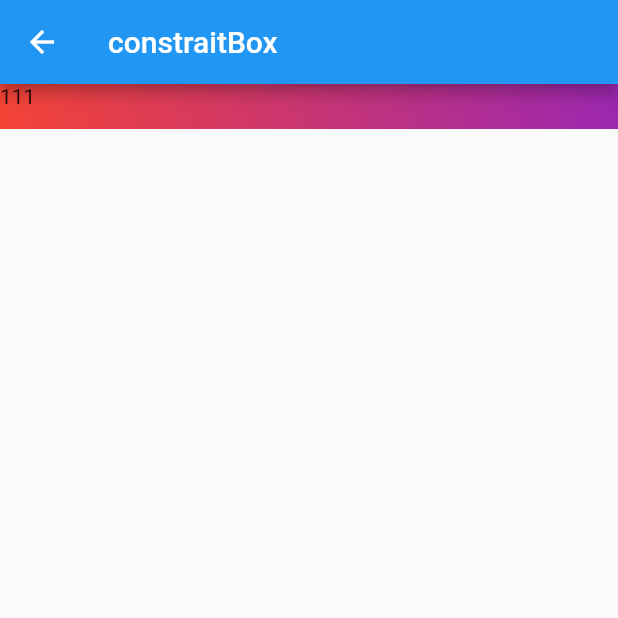
After one commit to wxFlymes/flutter_study, a Flutter app: the screen it shows after launch, item 3 of the bottom bar chosen, after a tap on "ConstraitBox/SizedBox", on a phone screen of 412 x 824 dp, the top half of it. The commit adds this screen. Run offline on Flutter 3.47's test engine with Material 2 defaults, Android fonts, the phone set to English and light mode, and no system bars.

Commit message:
增加容器组件

```diff
--- a/lib/WXHomePage.dart
+++ b/lib/WXHomePage.dart
@@ -17,14 +17,15 @@ class WXHomePage extends StatefulWidget{
 
 class _WXHomePageState extends State<WXHomePage>{
 
-    int _currentIndex = null;
-    WXHomePageItemFactory fac = null;
+    int _currentIndex = 0;
+    WXHomePageItemFactory fac = WXHomePageItemFactory(index: 0);
     Widget _body = null;
 
 
     void _selectAction(int index){
         setState(() {
             _currentIndex = index;
+            fac.index = index;
             _body = fac.getPageItem();
         });
     }
--- a/lib/WXHomePageItem.dart
+++ b/lib/WXHomePageItem.dart
@@ -2,15 +2,15 @@
 import 'package:flutter/material.dart';
 
 class WXHomePageItemFactory {
-    int _index = 0;
+    int index = 0;
     BuildContext context;
     WXHomePageItemFactory({@required int index}) {
-        _index = index;
+        index = index;
     }
 
     Widget getPageItem() {
         Widget tmpWidget = null;
-        if (_index == 0) {
+        if (index == 0) {
             tmpWidget = ListView(
                 scrollDirection: Axis.vertical,
                 physics: ScrollPhysics(),
@@ -73,12 +73,19 @@ class WXHomePageItemFactory {
                     ),
                 ],
             );
-        } else if (_index == 1) {
+        } else if (index == 1) {
             tmpWidget = ListView(
                 scrollDirection: Axis.vertical,
                 physics: ScrollPhysics(),
                 controller: ScrollController(),
                 children: <Widget>[
+                    RaisedButton(
+                        child: Text('Padding'),
+                        onPressed: (){
+                            debugPrint('');
+                            Navigator.pushNamed(context, '/paddingPage');
+                        },
+                    ),
                     RaisedButton(
                         child: Text('Flex'),
                         onPressed: (){
@@ -111,7 +118,7 @@ class WXHomePageItemFactory {
                     ),
                 ],
             );
-        } else if (_index == 2) {
+        } else if (index == 2) {
             tmpWidget = ListView(
                 scrollDirection: Axis.vertical,
                 physics: ScrollPhysics(),
@@ -120,19 +127,21 @@ class WXHomePageItemFactory {
                     RaisedButton(
                         child: Text('Padding'),
                         onPressed: (){
-                            debugPrint('');
+                            debugPrint('padding');
                         },
                     ),
                     RaisedButton(
                         child: Text('ConstraitBox/SizedBox'),
                         onPressed: (){
-                            debugPrint('');
+                            debugPrint('ConstraitBox');
+                            Navigator.pushNamed(context, '/constraitBoxPage');
                         },
                     ),
                     RaisedButton(
                         child: Text('DecoratedBox'),
                         onPressed: (){
-                            debugPrint('');
+                            debugPrint('deccorated');
+                            Navigator.pushNamed(context, '/decoratedPage');
                         },
                     ),
                     RaisedButton(
@@ -155,7 +164,7 @@ class WXHomePageItemFactory {
                     ),
                 ],
             );
-        } else if (_index == 3) {
+        } else if (index == 3) {
             tmpWidget = ListView(
                 scrollDirection: Axis.vertical,
                 physics: ScrollPhysics(),
--- /dev/null
+++ b/lib/container/WXConstraitBoxPage.dart
@@ -0,0 +1,48 @@
+import 'package:flutter/cupertino.dart';
+import 'package:flutter/material.dart';
+
+class WXConstraitBoxPage extends StatefulWidget{
+    @override
+  State<StatefulWidget> createState() {
+    // TODO: implement createState
+    return _WXConstraitBoxState();
+  }
+}
+
+class _WXConstraitBoxState extends State<WXConstraitBoxPage>{
+    @override
+  void initState() {
+    // TODO: implement initState
+    super.initState();
+  }
+  @override
+  Widget build(BuildContext context) {
+    // TODO: implement build
+    return Scaffold(
+        appBar:  AppBar(
+            title: Text('constraitBox'),
+        ),
+        body: Column(
+            children: <Widget>[
+                ConstrainedBox(
+                    constraints: BoxConstraints(
+                        minHeight: 30,
+                        minWidth: double.infinity,
+                        maxHeight: 40,
+                        maxWidth: double.infinity
+                    ),
+                    child: DecoratedBox(
+                        decoration: BoxDecoration(
+                            color: Colors.red,
+                            gradient: LinearGradient(
+                                colors: [Colors.red,Colors.purple],
+                            ),
+                        ),
+                        child: Text('111'),
+                    ),
+                ),
+            ],
+        ),
+    );
+  }
+}
--- a/lib/main.dart
+++ b/lib/main.dart
@@ -1,6 +1,9 @@
 import 'package:flutter/material.dart';
 import 'package:flutter_app/WXHomePage.dart';
 import 'package:flutter_app/WXStateManagerPage.dart';
+import 'package:flutter_app/container/WXConstraitBoxPage.dart';
+import 'package:flutter_app/container/WXDecoratedBoxPage.dart';
+import 'package:flutter_app/container/WXPaddingPage.dart';
 
 //foundation
 import 'package:flutter_app/foundation/WXButtonPage.dart';
@@ -13,9 +16,16 @@ import 'package:flutter_app/foundation/WXSwitchPage.dart';
 import 'package:flutter_app/foundation/WXTextViewPage.dart';
 import 'package:flutter_app/foundation/WXInputFieldPage.dart';
 
+//layout
 
 
-void main() => runApp(WXApplication());
+//container
+
+
+
+void main(){
+    return runApp(WXApplication());
+}
 
 class WXApplication extends StatefulWidget {
   // This widget is the root of your application.
@@ -47,6 +57,7 @@ class _WXApplicationState extends State<WXApplication>{
       initialRoute: '/',
       routes: <String,WidgetBuilder>{
         '/':(context) => WXHomePage(),
+        //foundation
         '/stateManager':(context) => WXStateMangerPage(),
         '/textView':(context) => WXTextViewPage(),
         '/buttonPage':(context) => WXButtonPage(),
@@ -57,6 +68,11 @@ class _WXApplicationState extends State<WXApplication>{
         '/inputPage':(context) => WXInputFieldPage(),
         '/formPage':(context) => WXFormPage(),
         '/progressPage':(context) => WXProgressPage(),
+        //container
+        '/paddingPage':(context) => WXPaddinPage(),
+        '/constraitBoxPage':(context) => WXConstraitBoxPage(),
+        '/decoratedPage':(context) => WXDecoratedBoxPage(),
+        //layout
       },
     );
     return app;
```
Also changed, not shown: lib/container/WXDecoratedBoxPage.dart (added, +54 -0 lines), lib/container/WXPaddingPage.dart (added, +47 -0 lines), lib/container/WXClipPage.dart (added), lib/container/WXContainerPage.dart (added), lib/container/WXFramePage.dart (added), lib/container/WXTransformPage.dart (added), lib/layout/WXAlignPage.dart (added), lib/layout/WXColumnPage.dart (added), lib/layout/WXFlexPage.dart (added), lib/layout/WXFlowPage.dart (added), lib/layout/WXPositionedPage.dart (added), lib/layout/WXRowPage.dart (added), lib/layout/WXStackPage.dart (added), lib/layout/WXWrapPage.dart (added), 1 more files.
